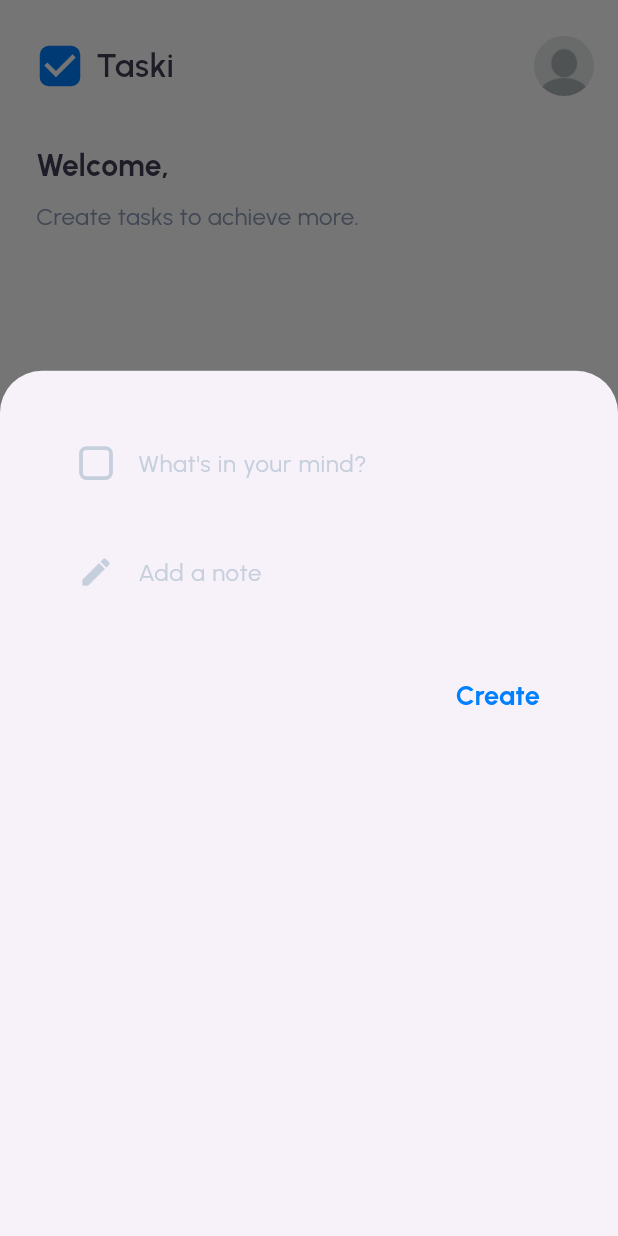
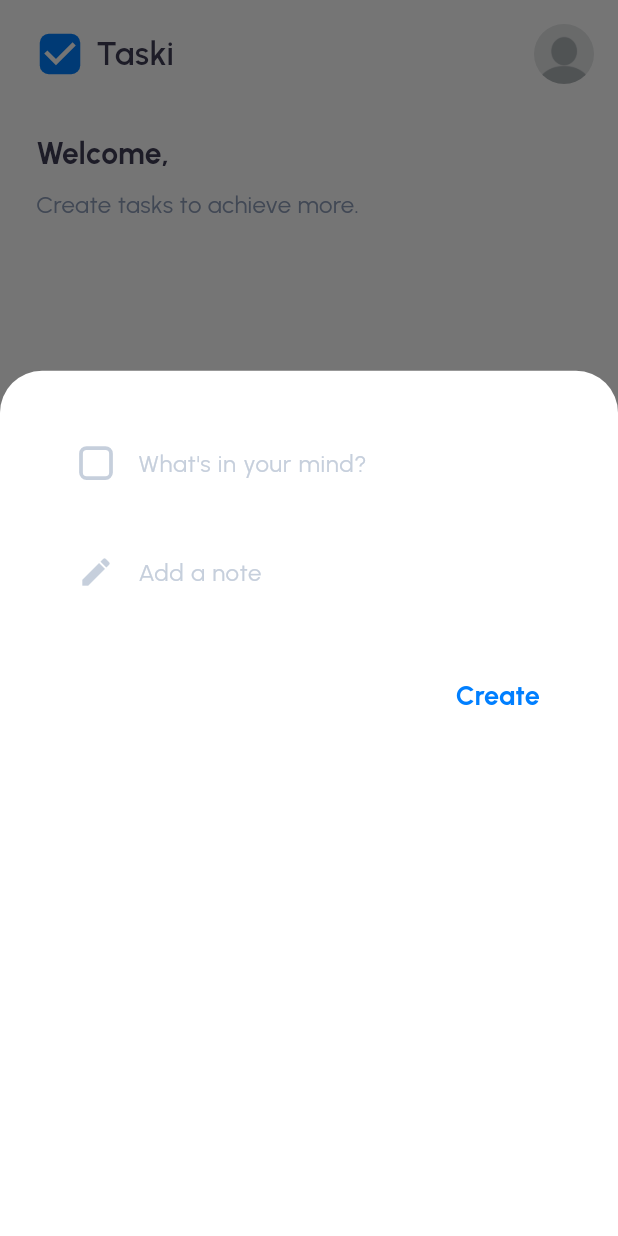
Before and after one commit to andresilvase/tasky, a Flutter app: the screen it shows after launch, after a tap on "Create task", on a phone screen of 412 x 824 dp. Run offline on Flutter 3.47's test engine with Material 3 defaults, Android fonts, the phone set to English and light mode, and no system bars; our stand-ins replace flutter_svg, get, google_fonts, hive, image_picker, permission_handler; missing offline and left inert: app_settings, country_flags; accounts and stored records are empty; generated files the repository leaves out were written again.

Commit message:
refactor: enhance dark mode support across the application; update color constants and UI elements for better theme integration

```diff
--- a/lib/core/constants/colors.dart
+++ b/lib/core/constants/colors.dart
@@ -8,6 +8,7 @@ class TaskiColors {
   static const int _stateBlue = 0xFF8D9CB8;
   static const int _redShade = 0xFFFFB4AB;
   static const int _fireRed = 0xFFFF5E5E;
+  static const int _black = 0xFFD1161111;
   static const int _blue10 = 0xFFE5F2FF;
   static const int _white = 0xFFFFFFFF;
   static const int _blue = 0xFF007FFF;
@@ -21,5 +22,6 @@ class TaskiColors {
   static const Color fireRed = Color(_fireRed);
   static const Color blue10 = Color(_blue10);
   static const Color white = Color(_white);
+  static const Color black = Color(_black);
   static const Color blue = Color(_blue);
 }
--- a/lib/core/theme/controller.dart
+++ b/lib/core/theme/controller.dart
@@ -1,5 +1,7 @@
+import 'package:taski/core/constants/colors.dart';
 import 'package:flutter/foundation.dart';
 import 'package:flutter/material.dart';
+import 'package:flutter/services.dart';
 import 'package:get/get.dart';
 
 class ThemeController extends GetxController {
@@ -8,10 +10,21 @@ class ThemeController extends GetxController {
   void initializeTheme() {
     final brightness = PlatformDispatcher.instance.platformBrightness;
     isDarkMode.value = brightness == Brightness.dark;
+    setStatusBarColor();
   }
 
   void toggleTheme() {
     isDarkMode.value = !isDarkMode.value;
     Get.changeThemeMode(isDarkMode.value ? ThemeMode.dark : ThemeMode.light);
+    setStatusBarColor();
+  }
+
+  void setStatusBarColor() {
+    SystemChrome.setSystemUIOverlayStyle(
+      SystemUiOverlayStyle(
+        statusBarIconBrightness: isDarkMode.value ? Brightness.light : Brightness.dark,
+        statusBarColor: isDarkMode.value ? TaskiColors.black : TaskiColors.white,
+      ),
+    );
   }
 }
--- a/lib/core/widgets/header.dart
+++ b/lib/core/widgets/header.dart
@@ -8,7 +8,6 @@ import 'package:taski/core/widgets/logo.dart';
 import 'package:flutter/material.dart';
 import 'package:get/get.dart';
 import 'dart:math';
-import 'dart:io';
 
 class AppHeader extends StatefulWidget {
   const AppHeader({super.key});
@@ -21,10 +20,7 @@ class _AppHeaderState extends State<AppHeader> {
   @override
   Widget build(BuildContext context) {
     return Padding(
-      padding: EdgeInsets.symmetric(
-        vertical: Platform.isAndroid ? 24.0 : 0,
-        horizontal: 16.0,
-      ),
+      padding: EdgeInsets.symmetric(horizontal: 16.0),
       child: Obx(() => _profile()),
     );
   }
@@ -52,7 +48,7 @@ class _AppHeaderState extends State<AppHeader> {
           Text(
             displayName.substring(0, min(displayName.length, 12)),
             style: GoogleFonts.urbanist(
-              color: isDarkMode ? TaskiColors.paleWhite : TaskiColors.statePurple,
+              color: isDarkMode ? TaskiColors.blue10 : TaskiColors.statePurple,
               fontWeight: FontWeight.w600,
               fontSize: 18,
             ),
--- a/lib/core/widgets/logo.dart
+++ b/lib/core/widgets/logo.dart
@@ -17,7 +17,7 @@ class Logo extends StatelessWidget {
         Transform.scale(
           scale: 1.5,
           child: Checkbox(
-            fillColor: WidgetStateProperty.all(TaskiColors.blue),
+            fillColor: WidgetStateProperty.all(isDarkMode ? TaskiColors.statePurple : TaskiColors.blue),
             visualDensity: VisualDensity(vertical: -4),
             checkColor: TaskiColors.white,
             onChanged: null,
@@ -34,7 +34,7 @@ class Logo extends StatelessWidget {
         Text(
           AppLocalizations.of(Get.context!)!.appName,
           style: GoogleFonts.urbanist(
-            color: isDarkMode ? TaskiColors.paleWhite : TaskiColors.statePurple,
+            color: isDarkMode ? TaskiColors.blue10 : TaskiColors.statePurple,
             fontWeight: FontWeight.w600,
             fontSize: 22,
           ),
--- a/lib/features/home/controller.dart
+++ b/lib/features/home/controller.dart
@@ -1,5 +1,3 @@
-import 'package:taski/core/constants/colors.dart';
-import 'package:flutter/services.dart';
 import 'package:get/get.dart';
 
 class HomeController extends GetxController {
@@ -14,13 +12,4 @@ class HomeController extends GetxController {
   void backToHome() {
     changeIndex(0);
   }
-
-  void setStatusBarColor() {
-    SystemChrome.setSystemUIOverlayStyle(
-      SystemUiOverlayStyle(
-        statusBarIconBrightness: Brightness.light,
-        statusBarColor: TaskiColors.blue,
-      ),
-    );
-  }
 }
--- a/lib/features/home/home.dart
+++ b/lib/features/home/home.dart
@@ -1,14 +1,15 @@
-import 'package:taski/core/constants/colors.dart';
 import 'package:taski/features/tasks/widgets/create_task_bottom_sheet.dart';
 import 'package:taski/features/home/custom_bottom_navigator.dart';
 import 'package:taski/features/tasks/views/tasks_completed.dart';
 import 'package:taski/features/tasks/views/todo_list.dart.dart';
 import 'package:taski/features/tasks/views/search_task.dart';
 import 'package:taski/features/home/controller.dart';
+import 'package:taski/core/constants/colors.dart';
 import 'package:taski/core/widgets/header.dart';
 import '../tasks/views/create_task.dart';
 import 'package:flutter/material.dart';
 import 'package:get/get.dart';
+import 'dart:io';
 
 class Home extends StatelessWidget {
   const Home({super.key});
@@ -16,7 +17,6 @@ class Home extends StatelessWidget {
   @override
   Widget build(BuildContext context) {
     final HomeController homeController = Get.find();
-    homeController.setStatusBarColor();
 
     final bool isDarkMode = Theme.of(context).brightness == Brightness.dark;
 
@@ -33,6 +33,7 @@ class Home extends StatelessWidget {
         child: SingleChildScrollView(
           child: Column(
             children: [
+              Visibility(visible: Platform.isAndroid, child: SizedBox(height: 16)),
               AppHeader(),
               SizedBox(
                 height: Get.height,
--- a/lib/features/language/views/language.dart
+++ b/lib/features/language/views/language.dart
@@ -45,7 +45,7 @@ class Language extends StatelessWidget {
                     title: Text(
                       languages[index],
                       style: GoogleFonts.urbanist(
-                        color: TaskiColors.statePurple,
+                        color: isDarkMode ? TaskiColors.paleWhite : TaskiColors.statePurple,
                         fontWeight: FontWeight.w600,
                         fontSize: 18,
                       ),
--- a/lib/features/tasks/views/todo_list.dart.dart
+++ b/lib/features/tasks/views/todo_list.dart.dart
@@ -9,7 +9,6 @@ import 'package:google_fonts/google_fonts.dart';
 import 'package:flutter/material.dart';
 import 'package:get/get.dart';
 import 'dart:math';
-import 'dart:io';
 
 class TodoList extends StatelessWidget {
   TodoList({super.key});
@@ -32,10 +31,7 @@ class TodoList extends StatelessWidget {
       crossAxisAlignment: CrossAxisAlignment.start,
       spacing: 8,
       children: [
-        Visibility(
-          visible: Platform.isIOS,
-          child: SizedBox(height: 24),
-        ),
+        SizedBox(height: 24),
         _welcomeMessage(),
         _taskSummary(),
       ],
@@ -52,7 +48,7 @@ class TodoList extends StatelessWidget {
         Text(
           AppLocalizations.of(Get.context!)!.welcome,
           style: GoogleFonts.urbanist(
-            color: isDarkMode ? TaskiColors.paleWhite : TaskiColors.statePurple,
+            color: isDarkMode ? TaskiColors.blue10 : TaskiColors.statePurple,
             fontWeight: FontWeight.bold,
             fontSize: 20,
           ),
--- a/lib/features/tasks/widgets/create_task_bottom_sheet.dart
+++ b/lib/features/tasks/widgets/create_task_bottom_sheet.dart
@@ -1,9 +1,13 @@
 import 'package:taski/features/tasks/views/create_task.dart';
+import 'package:taski/core/constants/colors.dart';
 import 'package:flutter/material.dart';
 import 'package:get/get.dart';
 
 Future<void> createTaskBottomSheet(BuildContext context) async {
+  final bool isDarkMode = Theme.of(context).brightness == Brightness.dark;
+
   return showModalBottomSheet(
+    backgroundColor: isDarkMode ? null : TaskiColors.white,
     builder: (context) => CreateTask(),
     isScrollControlled: true,
     constraints: BoxConstraints(
--- a/lib/features/tasks/widgets/tasky_item.dart
+++ b/lib/features/tasks/widgets/tasky_item.dart
@@ -35,7 +35,7 @@ class TaskiItem extends StatelessWidget {
       padding: const EdgeInsets.all(16),
       decoration: BoxDecoration(
         borderRadius: BorderRadius.circular(10),
-        color: isDarkMode ? TaskiColors.stateBlue : TaskiColors.paleWhite,
+        color: isDarkMode ? TaskiColors.statePurple : TaskiColors.paleWhite,
       ),
       child: _contentBuilder(),
     );
@@ -68,7 +68,7 @@ class TaskiItem extends StatelessWidget {
           scale: 1.2,
           child: Checkbox(
             visualDensity: const VisualDensity(vertical: -4),
-            activeColor: task.isCompleted ? TaskiColors.mutedAzure : TaskiColors.blue,
+            activeColor: task.isCompleted ? TaskiColors.black : TaskiColors.blue,
             onChanged: (_) => changeTaskStatus?.call(),
             checkColor: TaskiColors.paleWhite,
             value: task.isCompleted,
```
Also changed, not shown: lib/core/widgets/menu_header.dart (+9 -6 lines).
